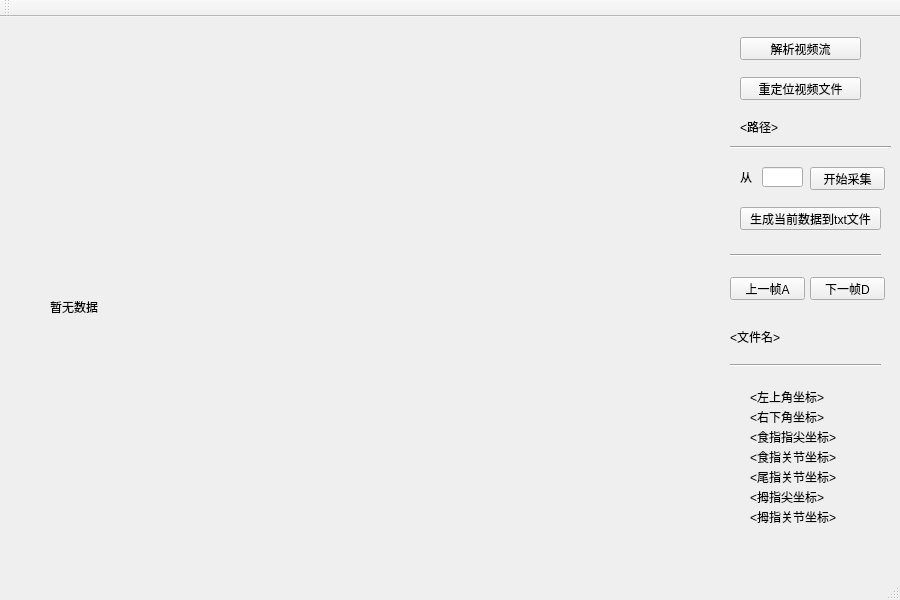
hyichao/EgoFinger.HCII.SCUT, file Collector/Collector/collector.ui: the form before one commit.
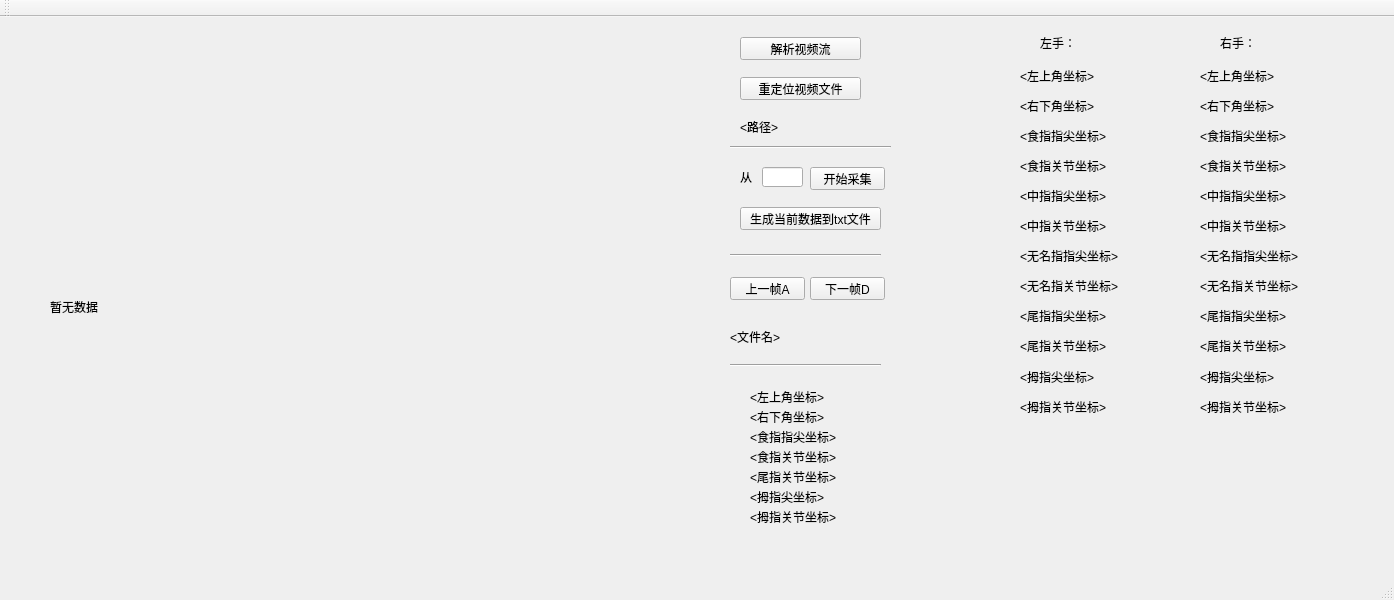
The form after the commit.

```diff
--- a/Collector/Collector/collector.ui
+++ b/Collector/Collector/collector.ui
@@ -6,7 +6,7 @@
    <rect>
     <x>0</x>
     <y>0</y>
-    <width>900</width>
+    <width>1394</width>
     <height>600</height>
    </rect>
   </property>
@@ -284,6 +284,344 @@
      <string>&lt;拇指尖坐标&gt;</string>
     </property>
    </widget>
+   <widget class="QLabel" name="rLabel">
+    <property name="geometry">
+     <rect>
+      <x>1220</x>
+      <y>20</y>
+      <width>54</width>
+      <height>12</height>
+     </rect>
+    </property>
+    <property name="text">
+     <string>右手：</string>
+    </property>
+   </widget>
+   <widget class="QLabel" name="rfjLabel">
+    <property name="geometry">
+     <rect>
+      <x>1200</x>
+      <y>260</y>
+      <width>161</width>
+      <height>16</height>
+     </rect>
+    </property>
+    <property name="text">
+     <string>&lt;无名指关节坐标&gt;</string>
+    </property>
+   </widget>
+   <widget class="QLabel" name="mftLabel">
+    <property name="geometry">
+     <rect>
+      <x>1200</x>
+      <y>170</y>
+      <width>161</width>
+      <height>16</height>
+     </rect>
+    </property>
+    <property name="text">
+     <string>&lt;中指指尖坐标&gt;</string>
+    </property>
+   </widget>
+   <widget class="QLabel" name="rftLabel">
+    <property name="geometry">
+     <rect>
+      <x>1200</x>
+      <y>230</y>
+      <width>161</width>
+      <height>16</height>
+     </rect>
+    </property>
+    <property name="text">
+     <string>&lt;无名指指尖坐标&gt;</string>
+    </property>
+   </widget>
+   <widget class="QLabel" name="tftLabel_l">
+    <property name="geometry">
+     <rect>
+      <x>1020</x>
+      <y>290</y>
+      <width>161</width>
+      <height>16</height>
+     </rect>
+    </property>
+    <property name="text">
+     <string>&lt;尾指指尖坐标&gt;</string>
+    </property>
+   </widget>
+   <widget class="QLabel" name="mftLabel_l">
+    <property name="geometry">
+     <rect>
+      <x>1020</x>
+      <y>170</y>
+      <width>161</width>
+      <height>16</height>
+     </rect>
+    </property>
+    <property name="text">
+     <string>&lt;中指指尖坐标&gt;</string>
+    </property>
+   </widget>
+   <widget class="QLabel" name="iftLabel_l">
+    <property name="geometry">
+     <rect>
+      <x>1020</x>
+      <y>110</y>
+      <width>161</width>
+      <height>16</height>
+     </rect>
+    </property>
+    <property name="text">
+     <string>&lt;食指指尖坐标&gt;</string>
+    </property>
+   </widget>
+   <widget class="QLabel" name="tfjLabel_2">
+    <property name="geometry">
+     <rect>
+      <x>1200</x>
+      <y>320</y>
+      <width>161</width>
+      <height>16</height>
+     </rect>
+    </property>
+    <property name="text">
+     <string>&lt;尾指关节坐标&gt;</string>
+    </property>
+   </widget>
+   <widget class="QLabel" name="mfjLabel">
+    <property name="geometry">
+     <rect>
+      <x>1200</x>
+      <y>200</y>
+      <width>161</width>
+      <height>16</height>
+     </rect>
+    </property>
+    <property name="text">
+     <string>&lt;中指关节坐标&gt;</string>
+    </property>
+   </widget>
+   <widget class="QLabel" name="bjLabel_2">
+    <property name="geometry">
+     <rect>
+      <x>1200</x>
+      <y>380</y>
+      <width>161</width>
+      <height>20</height>
+     </rect>
+    </property>
+    <property name="text">
+     <string>&lt;拇指关节坐标&gt;</string>
+    </property>
+   </widget>
+   <widget class="QLabel" name="tftLabel">
+    <property name="geometry">
+     <rect>
+      <x>1200</x>
+      <y>290</y>
+      <width>161</width>
+      <height>16</height>
+     </rect>
+    </property>
+    <property name="text">
+     <string>&lt;尾指指尖坐标&gt;</string>
+    </property>
+   </widget>
+   <widget class="QLabel" name="rftLabel_l">
+    <property name="geometry">
+     <rect>
+      <x>1020</x>
+      <y>230</y>
+      <width>161</width>
+      <height>16</height>
+     </rect>
+    </property>
+    <property name="text">
+     <string>&lt;无名指指尖坐标&gt;</string>
+    </property>
+   </widget>
+   <widget class="QLabel" name="tlLabel_2">
+    <property name="geometry">
+     <rect>
+      <x>1200</x>
+      <y>50</y>
+      <width>161</width>
+      <height>16</height>
+     </rect>
+    </property>
+    <property name="text">
+     <string>&lt;左上角坐标&gt;</string>
+    </property>
+   </widget>
+   <widget class="QLabel" name="bjLabel_l">
+    <property name="geometry">
+     <rect>
+      <x>1020</x>
+      <y>380</y>
+      <width>161</width>
+      <height>20</height>
+     </rect>
+    </property>
+    <property name="text">
+     <string>&lt;拇指关节坐标&gt;</string>
+    </property>
+   </widget>
+   <widget class="QLabel" name="tlLabel_l">
+    <property name="geometry">
+     <rect>
+      <x>1020</x>
+      <y>50</y>
+      <width>161</width>
+      <height>16</height>
+     </rect>
+    </property>
+    <property name="text">
+     <string>&lt;左上角坐标&gt;</string>
+    </property>
+   </widget>
+   <widget class="QLabel" name="ifjLabel_l">
+    <property name="geometry">
+     <rect>
+      <x>1020</x>
+      <y>140</y>
+      <width>161</width>
+      <height>16</height>
+     </rect>
+    </property>
+    <property name="text">
+     <string>&lt;食指关节坐标&gt;</string>
+    </property>
+   </widget>
+   <widget class="QLabel" name="tfjLabel_l">
+    <property name="geometry">
+     <rect>
+      <x>1020</x>
+      <y>320</y>
+      <width>161</width>
+      <height>16</height>
+     </rect>
+    </property>
+    <property name="text">
+     <string>&lt;尾指关节坐标&gt;</string>
+    </property>
+   </widget>
+   <widget class="QLabel" name="rfjLabel_l">
+    <property name="geometry">
+     <rect>
+      <x>1020</x>
+      <y>260</y>
+      <width>161</width>
+      <height>16</height>
+     </rect>
+    </property>
+    <property name="text">
+     <string>&lt;无名指关节坐标&gt;</string>
+    </property>
+   </widget>
+   <widget class="QLabel" name="lLabel">
+    <property name="geometry">
+     <rect>
+      <x>1040</x>
+      <y>20</y>
+      <width>54</width>
+      <height>12</height>
+     </rect>
+    </property>
+    <property name="text">
+     <string>左手：</string>
+    </property>
+   </widget>
+   <widget class="QLabel" name="btLabel_2">
+    <property name="geometry">
+     <rect>
+      <x>1200</x>
+      <y>350</y>
+      <width>161</width>
+      <height>20</height>
+     </rect>
+    </property>
+    <property name="text">
+     <string>&lt;拇指尖坐标&gt;</string>
+    </property>
+   </widget>
+   <widget class="QLabel" name="iftLabel_2">
+    <property name="geometry">
+     <rect>
+      <x>1200</x>
+      <y>110</y>
+      <width>161</width>
+      <height>16</height>
+     </rect>
+    </property>
+    <property name="text">
+     <string>&lt;食指指尖坐标&gt;</string>
+    </property>
+   </widget>
+   <widget class="QLabel" name="brLabel_2">
+    <property name="geometry">
+     <rect>
+      <x>1200</x>
+      <y>80</y>
+      <width>161</width>
+      <height>16</height>
+     </rect>
+    </property>
+    <property name="text">
+     <string>&lt;右下角坐标&gt;</string>
+    </property>
+   </widget>
+   <widget class="QLabel" name="btLabel_l">
+    <property name="geometry">
+     <rect>
+      <x>1020</x>
+      <y>350</y>
+      <width>161</width>
+      <height>20</height>
+     </rect>
+    </property>
+    <property name="text">
+     <string>&lt;拇指尖坐标&gt;</string>
+    </property>
+   </widget>
+   <widget class="QLabel" name="brLabel_l">
+    <property name="geometry">
+     <rect>
+      <x>1020</x>
+      <y>80</y>
+      <width>161</width>
+      <height>16</height>
+     </rect>
+    </property>
+    <property name="text">
+     <string>&lt;右下角坐标&gt;</string>
+    </property>
+   </widget>
+   <widget class="QLabel" name="mfjLabel_l">
+    <property name="geometry">
+     <rect>
+      <x>1020</x>
+      <y>200</y>
+      <width>161</width>
+      <height>16</height>
+     </rect>
+    </property>
+    <property name="text">
+     <string>&lt;中指关节坐标&gt;</string>
+    </property>
+   </widget>
+   <widget class="QLabel" name="ifjLabel_2">
+    <property name="geometry">
+     <rect>
+      <x>1200</x>
+      <y>140</y>
+      <width>161</width>
+      <height>16</height>
+     </rect>
+    </property>
+    <property name="text">
+     <string>&lt;食指关节坐标&gt;</string>
+    </property>
+   </widget>
   </widget>
   <widget class="QMenuBar" name="menuBar">
    <property name="geometry">
```
Left out of the diff: 2 changed lines with no effect on the pictures.
